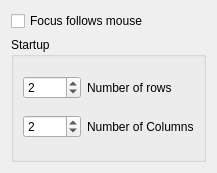
Old version of the form src/prefs_base.ui in the repository UjOwtuc/quadkonsole4.
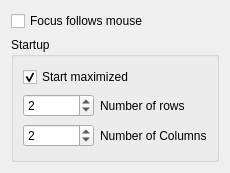
New version of the form.

Commit message:
Added config option to start normal/maximized
The old way was to always start maximized. This is the default setting
now. By deactivatin that option, the window manager decides the initial
size of the window.

The edit to the form file:
```diff
--- a/src/prefs_base.ui
+++ b/src/prefs_base.ui
@@ -6,7 +6,7 @@
    <rect>
     <x>0</x>
     <y>0</y>
-    <width>217</width>
+    <width>230</width>
     <height>173</height>
    </rect>
   </property>
@@ -27,7 +27,7 @@
       <string>Startup</string>
      </property>
      <layout class="QGridLayout" name="gridLayout">
-      <item row="0" column="0">
+      <item row="1" column="0">
        <widget class="QSpinBox" name="kcfg_numRows">
         <property name="wrapping">
          <bool>true</bool>
@@ -40,14 +40,14 @@
         </property>
        </widget>
       </item>
-      <item row="0" column="1">
+      <item row="1" column="1">
        <widget class="QLabel" name="labelRows">
         <property name="text">
          <string>Number of rows</string>
         </property>
        </widget>
       </item>
-      <item row="1" column="0">
+      <item row="2" column="0">
        <widget class="QSpinBox" name="kcfg_numCols">
         <property name="minimum">
          <number>1</number>
@@ -57,13 +57,23 @@
         </property>
        </widget>
       </item>
-      <item row="1" column="1">
+      <item row="2" column="1">
        <widget class="QLabel" name="labelColumns">
         <property name="text">
          <string>Number of Columns</string>
         </property>
        </widget>
       </item>
+      <item row="0" column="0" colspan="2">
+       <widget class="QCheckBox" name="kcfg_startMaximized">
+        <property name="text">
+         <string>Start maximized</string>
+        </property>
+        <property name="checked">
+         <bool>true</bool>
+        </property>
+       </widget>
+      </item>
      </layout>
     </widget>
    </item>
```
The commit also changes 2 other files.
